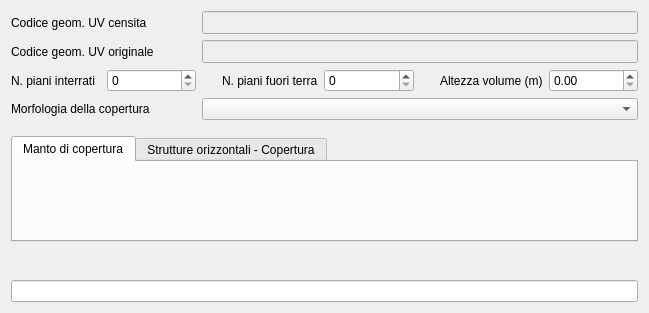
Above: ui/wdgSezUnitaVolumetriche.ui from faunalia/rt_omero before the change. Below: the same form after it.
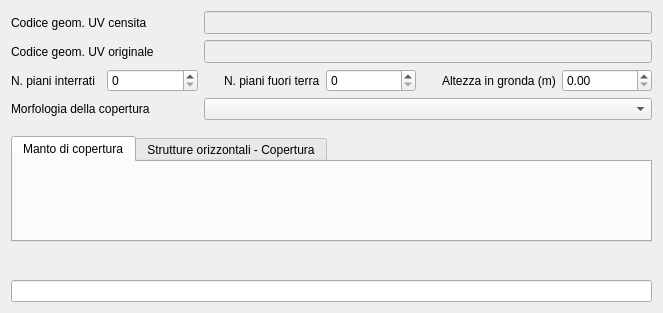
That is the form after the change. Custom widgets are drawn as their Qt base class.

The edit to the form file:
```diff
--- a/ui/wdgSezUnitaVolumetriche.ui
+++ b/ui/wdgSezUnitaVolumetriche.ui
@@ -6,7 +6,7 @@
    <rect>
     <x>0</x>
     <y>0</y>
-    <width>649</width>
+    <width>663</width>
     <height>313</height>
    </rect>
   </property>
@@ -210,7 +210,7 @@
    <item row="2" column="4">
     <widget class="QLabel" name="label_7">
      <property name="text">
-      <string>Altezza volume (m)</string>
+      <string>Altezza in gronda (m)</string>
      </property>
      <property name="indent">
       <number>20</number>
```
